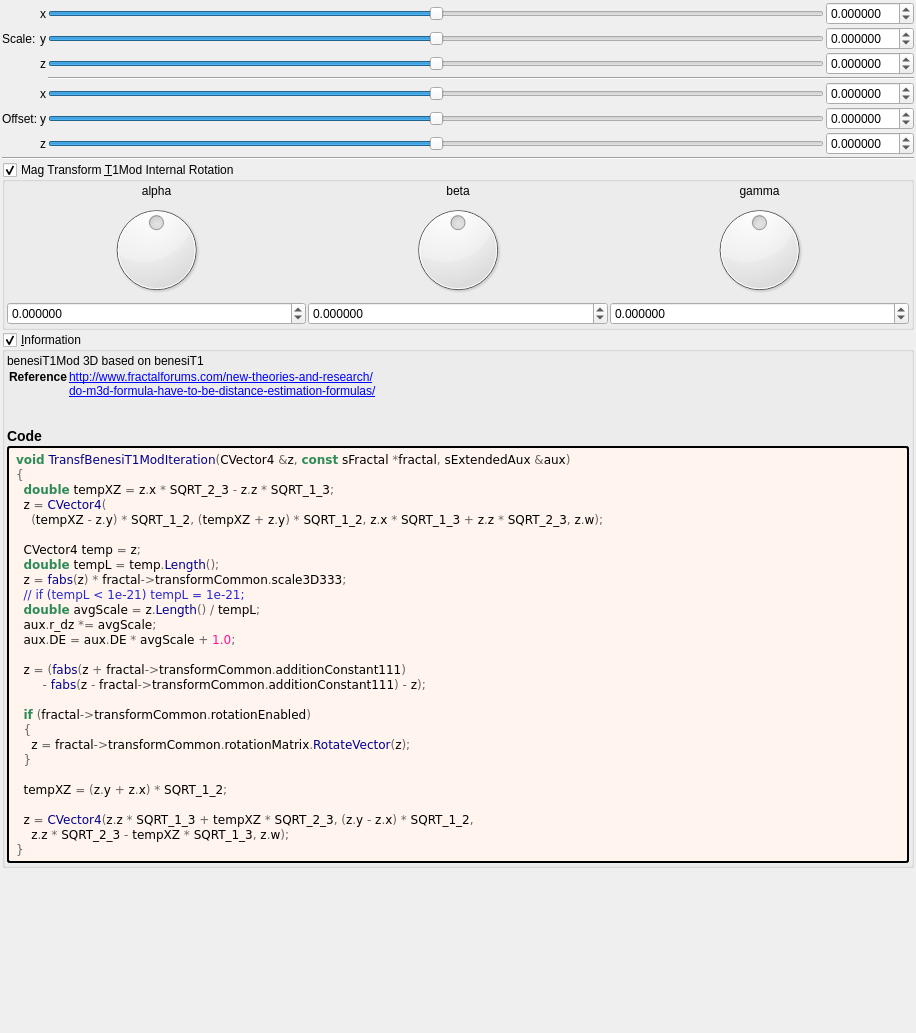
Above: mandelbulber2/formula/ui/fractal_transf_benesi_t1_mod.ui from buddhi1980/mandelbulber2 before the change. Below: the same form after it.
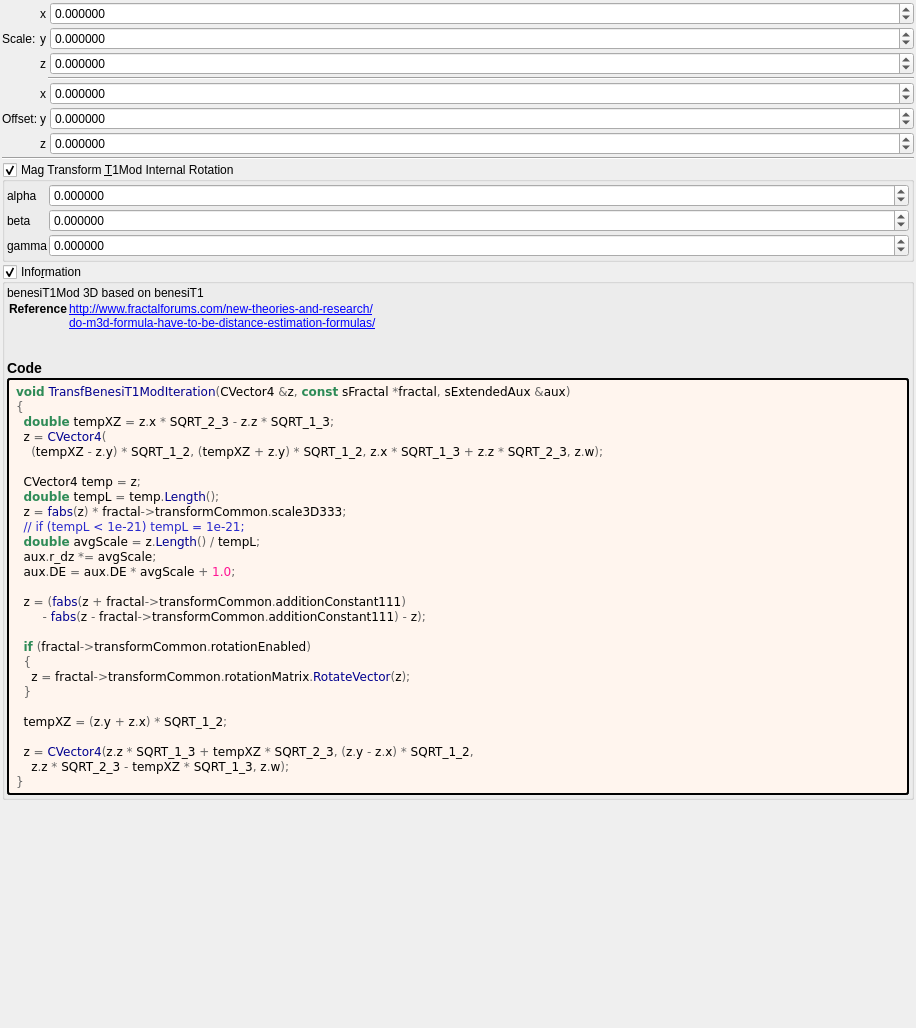
That is the form after the change. Custom widgets are drawn as their Qt base class.

Commit message: Cleaned up 18 UIs for fractal transforms

Diff of the .ui file:
```diff
--- a/mandelbulber2/formula/ui/fractal_transf_benesi_t1_mod.ui
+++ b/mandelbulber2/formula/ui/fractal_transf_benesi_t1_mod.ui
@@ -7,7 +7,7 @@
     <x>0</x>
     <y>0</y>
     <width>916</width>
-    <height>1033</height>
+    <height>1028</height>
    </rect>
   </property>
   <property name="windowTitle">
@@ -30,7 +30,7 @@
     <number>2</number>
    </property>
    <item>
-    <layout class="QGridLayout" name="gridLayout_63">
+    <layout class="QGridLayout" name="gridLayout_63" columnstretch="0,0,0,0,1">
      <property name="spacing">
       <number>2</number>
      </property>
@@ -69,50 +69,6 @@
        </property>
       </widget>
      </item>
-     <item row="4" column="3">
-      <widget class="QSlider" name="slider3_transf_addition_constant_111_x">
-       <property name="sizePolicy">
-        <sizepolicy hsizetype="Preferred" vsizetype="Preferred">
-         <horstretch>0</horstretch>
-         <verstretch>0</verstretch>
-        </sizepolicy>
-       </property>
-       <property name="minimum">
-        <number>-5000000</number>
-       </property>
-       <property name="maximum">
-        <number>5000000</number>
-       </property>
-       <property name="singleStep">
-        <number>1</number>
-       </property>
-       <property name="orientation">
-        <enum>Qt::Horizontal</enum>
-       </property>
-      </widget>
-     </item>
-     <item row="5" column="3">
-      <widget class="QSlider" name="slider3_transf_addition_constant_111_y">
-       <property name="sizePolicy">
-        <sizepolicy hsizetype="Expanding" vsizetype="Maximum">
-         <horstretch>0</horstretch>
-         <verstretch>0</verstretch>
-        </sizepolicy>
-       </property>
-       <property name="minimum">
-        <number>-5000000</number>
-       </property>
-       <property name="maximum">
-        <number>5000000</number>
-       </property>
-       <property name="singleStep">
-        <number>1</number>
-       </property>
-       <property name="orientation">
-        <enum>Qt::Horizontal</enum>
-       </property>
-      </widget>
-     </item>
      <item row="1" column="1">
       <widget class="QLabel" name="label_258">
        <property name="text">
@@ -176,28 +132,6 @@
        </property>
       </widget>
      </item>
-     <item row="1" column="3">
-      <widget class="QSlider" name="slider3_transf_scale3D_333_y">
-       <property name="sizePolicy">
-        <sizepolicy hsizetype="Expanding" vsizetype="Maximum">
-         <horstretch>0</horstretch>
-         <verstretch>0</verstretch>
-        </sizepolicy>
-       </property>
-       <property name="minimum">
-        <number>-5000000</number>
-       </property>
-       <property name="maximum">
-        <number>5000000</number>
-       </property>
-       <property name="singleStep">
-        <number>1</number>
-       </property>
-       <property name="orientation">
-        <enum>Qt::Horizontal</enum>
-       </property>
-      </widget>
-     </item>
      <item row="4" column="1">
       <widget class="QLabel" name="label_253">
        <property name="text">
@@ -205,28 +139,6 @@
        </property>
       </widget>
      </item>
-     <item row="6" column="3">
-      <widget class="QSlider" name="slider3_transf_addition_constant_111_z">
-       <property name="sizePolicy">
-        <sizepolicy hsizetype="Expanding" vsizetype="Maximum">
-         <horstretch>0</horstretch>
-         <verstretch>0</verstretch>
-        </sizepolicy>
-       </property>
-       <property name="minimum">
-        <number>-5000000</number>
-       </property>
-       <property name="maximum">
-        <number>5000000</number>
-       </property>
-       <property name="singleStep">
-        <number>1</number>
-       </property>
-       <property name="orientation">
-        <enum>Qt::Horizontal</enum>
-       </property>
-      </widget>
-     </item>
      <item row="6" column="1">
       <widget class="QLabel" name="label_257">
        <property name="text">
@@ -234,28 +146,6 @@
        </property>
       </widget>
      </item>
-     <item row="2" column="3">
-      <widget class="QSlider" name="slider3_transf_scale3D_333_z">
-       <property name="sizePolicy">
-        <sizepolicy hsizetype="Expanding" vsizetype="Maximum">
-         <horstretch>0</horstretch>
-         <verstretch>0</verstretch>
-        </sizepolicy>
-       </property>
-       <property name="minimum">
-        <number>-5000000</number>
-       </property>
-       <property name="maximum">
-        <number>5000000</number>
-       </property>
-       <property name="singleStep">
-        <number>1</number>
-       </property>
-       <property name="orientation">
-        <enum>Qt::Horizontal</enum>
-       </property>
-      </widget>
-     </item>
      <item row="1" column="4">
       <widget class="MyDoubleSpinBox" name="spinbox3_transf_scale3D_333_y">
        <property name="sizePolicy">
@@ -326,28 +216,6 @@
        </property>
       </widget>
      </item>
-     <item row="0" column="3">
-      <widget class="QSlider" name="slider3_transf_scale3D_333_x">
-       <property name="sizePolicy">
-        <sizepolicy hsizetype="Preferred" vsizetype="Preferred">
-         <horstretch>0</horstretch>
-         <verstretch>0</verstretch>
-        </sizepolicy>
-       </property>
-       <property name="minimum">
-        <number>-5000000</number>
-       </property>
-       <property name="maximum">
-        <number>5000000</number>
-       </property>
-       <property name="singleStep">
-        <number>1</number>
-       </property>
-       <property name="orientation">
-        <enum>Qt::Horizontal</enum>
-       </property>
-      </widget>
-     </item>
      <item row="2" column="1">
       <widget class="QLabel" name="label_250">
        <property name="text">
@@ -459,108 +327,18 @@
        <number>2</number>
       </property>
       <item>
-       <layout class="QGridLayout" name="gridLayout_10">
+       <layout class="QGridLayout" name="gridLayout_10" columnstretch="0,1">
         <property name="spacing">
          <number>2</number>
         </property>
-        <item row="1" column="2">
-         <widget class="QLabel" name="label_36">
-          <property name="text">
-           <string notr="true">gamma</string>
-          </property>
-          <property name="alignment">
-           <set>Qt::AlignCenter</set>
-          </property>
-         </widget>
-        </item>
-        <item row="1" column="1">
+        <item row="1" column="0">
          <widget class="QLabel" name="label_34">
           <property name="text">
            <string notr="true">beta</string>
           </property>
-          <property name="alignment">
-           <set>Qt::AlignCenter</set>
-          </property>
-         </widget>
-        </item>
-        <item row="1" column="0">
-         <widget class="QLabel" name="label_35">
-          <property name="text">
-           <string notr="true">alpha</string>
-          </property>
-          <property name="alignment">
-           <set>Qt::AlignCenter</set>
-          </property>
          </widget>
         </item>
         <item row="2" column="1">
-         <widget class="QDial" name="dial3_transf_rotation_y">
-          <property name="minimum">
-           <number>-18000</number>
-          </property>
-          <property name="maximum">
-           <number>18000</number>
-          </property>
-          <property name="wrapping">
-           <bool>true</bool>
-          </property>
-         </widget>
-        </item>
-        <item row="2" column="2">
-         <widget class="QDial" name="dial3_transf_rotation_z">
-          <property name="minimum">
-           <number>-18000</number>
-          </property>
-          <property name="maximum">
-           <number>18000</number>
-          </property>
-          <property name="wrapping">
-           <bool>true</bool>
-          </property>
-         </widget>
-        </item>
-        <item row="3" column="0">
-         <widget class="MyDoubleSpinBox" name="spinboxd3_transf_rotation_x">
-          <property name="sizePolicy">
-           <sizepolicy hsizetype="Minimum" vsizetype="Maximum">
-            <horstretch>0</horstretch>
-            <verstretch>0</verstretch>
-           </sizepolicy>
-          </property>
-          <property name="prefix">
-           <string/>
-          </property>
-          <property name="suffix">
-           <string/>
-          </property>
-          <property name="decimals">
-           <number>6</number>
-          </property>
-          <property name="minimum">
-           <double>-180.000000000000000</double>
-          </property>
-          <property name="maximum">
-           <double>180.000000000000000</double>
-          </property>
-          <property name="singleStep">
-           <double>1.000000000000000</double>
-          </property>
-         </widget>
-        </item>
-        <item row="2" column="0">
-         <widget class="QDial" name="dial3_transf_rotation_x">
-          <property name="minimum">
-           <number>-18000</number>
-          </property>
-          <property name="maximum">
-           <number>18000</number>
-          </property>
-          <property name="wrapping">
-           <bool>true</bool>
-          </property>
-         </widget>
-        </item>
-        <item row="3" column="2">
          <widget class="MyDoubleSpinBox" name="spinboxd3_transf_rotation_z">
           <property name="sizePolicy">
            <sizepolicy hsizetype="Minimum" vsizetype="Maximum">
@@ -588,7 +366,14 @@
           </property>
          </widget>
         </item>
-        <item row="3" column="1">
+        <item row="2" column="0">
+         <widget class="QLabel" name="label_36">
+          <property name="text">
+           <string notr="true">gamma</string>
+          </property>
+         </widget>
+        </item>
+        <item row="1" column="1">
          <widget class="MyDoubleSpinBox" name="spinboxd3_transf_rotation_y">
           <property name="sizePolicy">
            <sizepolicy hsizetype="Minimum" vsizetype="Maximum">
@@ -616,6 +401,41 @@
           </property>
          </widget>
         </item>
+        <item row="0" column="1">
+         <widget class="MyDoubleSpinBox" name="spinboxd3_transf_rotation_x">
+          <property name="sizePolicy">
+           <sizepolicy hsizetype="Minimum" vsizetype="Maximum">
+            <horstretch>0</horstretch>
+            <verstretch>0</verstretch>
+           </sizepolicy>
+          </property>
+          <property name="prefix">
+           <string/>
+          </property>
+          <property name="suffix">
+           <string/>
+          </property>
+          <property name="decimals">
+           <number>6</number>
+          </property>
+          <property name="minimum">
+           <double>-180.000000000000000</double>
+          </property>
+          <property name="maximum">
+           <double>180.000000000000000</double>
+          </property>
+          <property name="singleStep">
+           <double>1.000000000000000</double>
+          </property>
+         </widget>
+        </item>
+        <item row="0" column="0">
+         <widget class="QLabel" name="label_35">
+          <property name="text">
+           <string notr="true">alpha</string>
+          </property>
+         </widget>
+        </item>
        </layout>
       </item>
      </layout>
@@ -624,7 +444,7 @@
    <item>
     <widget class="MyGroupBox" name="groupCheck_info">
      <property name="title">
-      <string>&amp;Information</string>
+      <string>Info&amp;rmation</string>
      </property>
      <property name="flat">
       <bool>false</bool>
```
Left out of the diff: 13 changed lines with no effect on the pictures. The commit also changes 19 other files.
